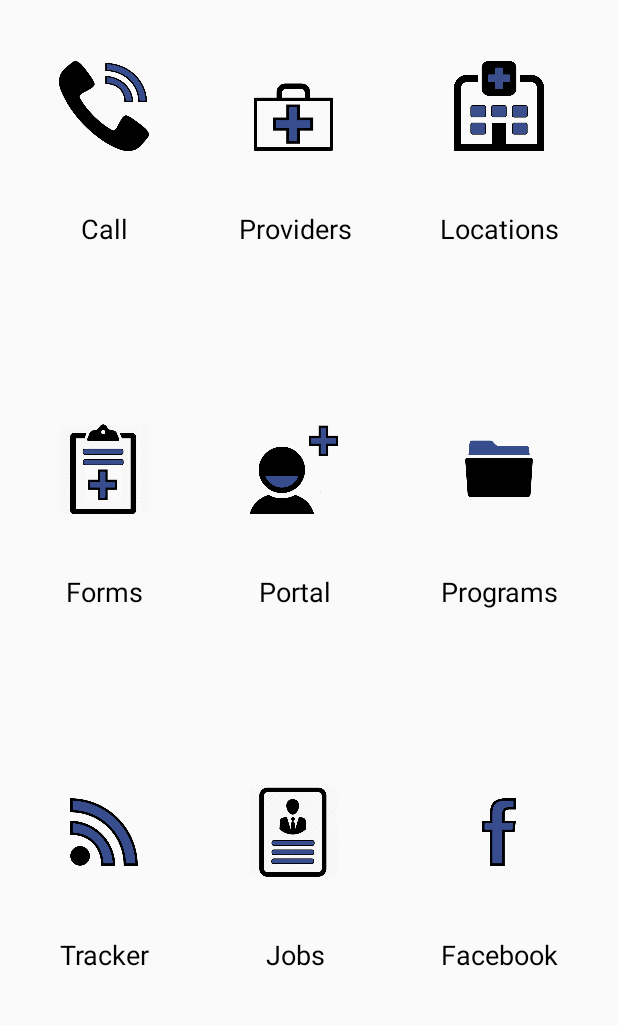
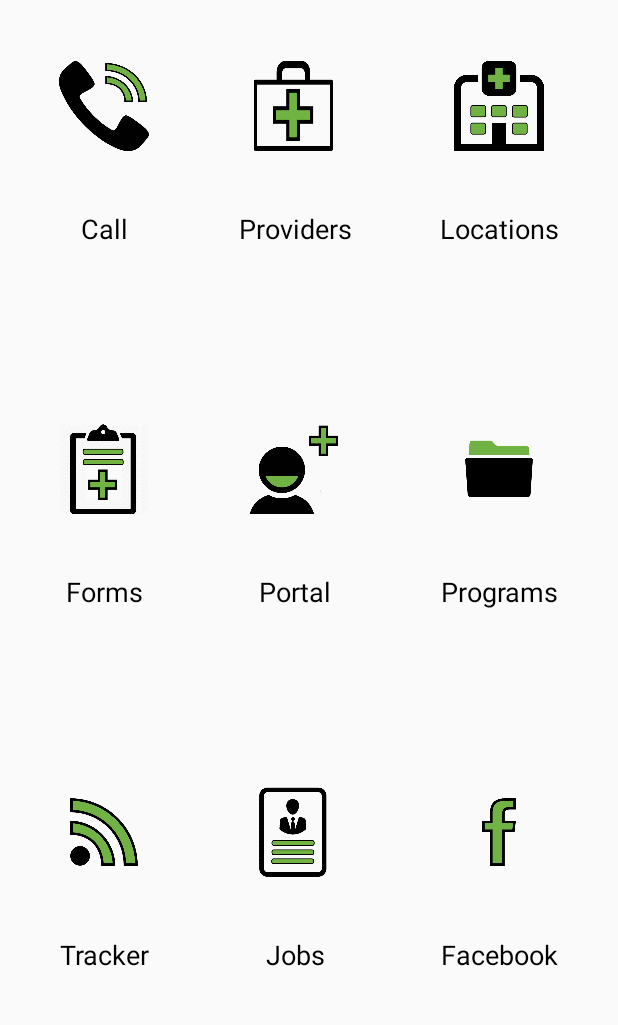
Before and after one commit to erodedpretzel/ProHealth, an Android app: the screen it shows after launch (MainActivity), on a phone screen of 412 x 824 dp, the part 120-1145 px from its top. Run offline under Robolectric (Android 15) with nearby library versions, the phone set to English and light mode, and no system bars.

Commit message:
Icons are lined up much better & text is nicely centered under icons. Green pics

```diff
--- a/app/src/main/res/layout/content_main.xml
+++ b/app/src/main/res/layout/content_main.xml
@@ -30,7 +30,7 @@
             grid:layout_columnWeight="1"
             grid:layout_rowWeight="1"
             grid:layout_gravity="center"
-            android:src="@drawable/contactus2"
+            android:src="@drawable/contactus"
             />
         <ImageView
             android:layout_width="@dimen/icon_width"
@@ -38,7 +38,7 @@
             grid:layout_columnWeight="1"
             grid:layout_rowWeight="1"
             grid:layout_gravity="center"
-            android:src="@drawable/providers2"
+            android:src="@drawable/providers"
             />
         <ImageView
             android:layout_width="@dimen/icon_width"
@@ -46,7 +46,7 @@
             grid:layout_columnWeight="1"
             grid:layout_rowWeight="1"
             grid:layout_gravity="center"
-            android:src="@drawable/locations2"
+            android:src="@drawable/locations"
             />
         <TextView
             android:id="@+id/text_contact_us"
@@ -84,7 +84,7 @@
             grid:layout_columnWeight="1"
             grid:layout_rowWeight="1"
             grid:layout_gravity="center"
-            android:src="@drawable/forms2"
+            android:src="@drawable/forms"
             />
         <ImageView
             android:layout_width="@dimen/icon_width"
@@ -92,7 +92,7 @@
             grid:layout_columnWeight="1"
             grid:layout_rowWeight="1"
             grid:layout_gravity="center"
-            android:src="@drawable/patientportal2"
+            android:src="@drawable/patientportal"
         />
         <ImageView
             android:layout_width="@dimen/icon_width"
@@ -100,7 +100,7 @@
             grid:layout_columnWeight="1"
             grid:layout_rowWeight="1"
             grid:layout_gravity="center"
-            android:src="@drawable/programs2"
+            android:src="@drawable/programs"
             />
         <TextView
             android:id="@+id/text_forms"
@@ -138,7 +138,7 @@
             grid:layout_columnWeight="1"
             grid:layout_rowWeight="1"
             grid:layout_gravity="center"
-            android:src="@drawable/bustracker2"
+            android:src="@drawable/bustracker"
             />
         <ImageView
             android:layout_width="@dimen/icon_width"
@@ -146,7 +146,7 @@
             grid:layout_columnWeight="1"
             grid:layout_rowWeight="1"
             grid:layout_gravity="center"
-            android:src="@drawable/jobs2"
+            android:src="@drawable/jobs"
             />
         <ImageView
             android:layout_width="@dimen/icon_width"
@@ -154,7 +154,7 @@
             grid:layout_columnWeight="1"
             grid:layout_rowWeight="1"
             grid:layout_gravity="center"
-            android:src="@drawable/facebook2"
+            android:src="@drawable/facebook"
             />
         <TextView
             android:id="@+id/text_bustracker"
```
Also changed, not shown: app/src/main/res/drawable/contactus2.png, app/src/main/res/drawable/jobs.png, app/src/main/res/drawable/locations2.png, app/src/main/res/drawable/providers.png, app/src/main/res/drawable/providers2.png.
